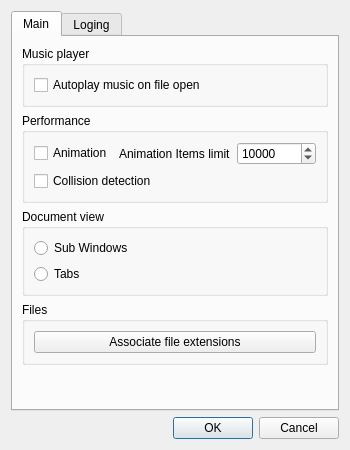
Old version of the form Editor/main_window/appsettings.ui in the repository WohlSoft/Moondust-Project.
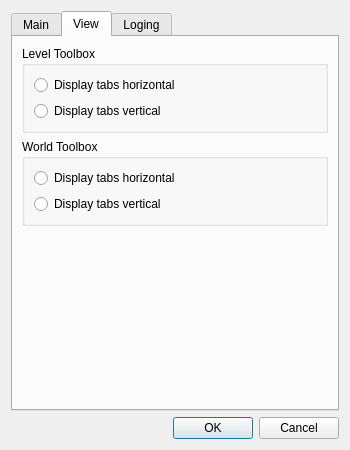
New version of the form. Icons and pictures are not drawn.

Commit message: Add view settings

What changed in the file:
```diff
--- a/Editor/main_window/appsettings.ui
+++ b/Editor/main_window/appsettings.ui
@@ -27,7 +27,7 @@
    <item row="0" column="0">
     <widget class="QTabWidget" name="mainSettings">
      <property name="currentIndex">
-      <number>0</number>
+      <number>1</number>
      </property>
      <widget class="QWidget" name="tabSet">
       <attribute name="title">
@@ -144,6 +144,72 @@
        </item>
       </layout>
      </widget>
+     <widget class="QWidget" name="tabView">
+      <attribute name="title">
+       <string>View</string>
+      </attribute>
+      <layout class="QGridLayout" name="gridLayout_7">
+       <item row="0" column="0">
+        <widget class="QGroupBox" name="groupBox_4">
+         <property name="title">
+          <string>Level Toolbox</string>
+         </property>
+         <layout class="QGridLayout" name="gridLayout_8">
+          <item row="0" column="0">
+           <widget class="QRadioButton" name="LVLToolboxHorizontal">
+            <property name="text">
+             <string>Display tabs horizontal</string>
+            </property>
+           </widget>
+          </item>
+          <item row="1" column="0">
+           <widget class="QRadioButton" name="LVLToolboxVertical">
+            <property name="text">
+             <string>Display tabs vertical</string>
+            </property>
+           </widget>
+          </item>
+         </layout>
+        </widget>
+       </item>
+       <item row="2" column="0">
+        <spacer name="verticalSpacer_3">
+         <property name="orientation">
+          <enum>Qt::Vertical</enum>
+         </property>
+         <property name="sizeHint" stdset="0">
+          <size>
+           <width>20</width>
+           <height>40</height>
+          </size>
+         </property>
+        </spacer>
+       </item>
+       <item row="1" column="0">
+        <widget class="QGroupBox" name="groupBox_5">
+         <property name="title">
+          <string>World Toolbox</string>
+         </property>
+         <layout class="QGridLayout" name="gridLayout_9">
+          <item row="0" column="0">
+           <widget class="QRadioButton" name="WLDToolboxHorizontal">
+            <property name="text">
+             <string>Display tabs horizontal</string>
+            </property>
+           </widget>
+          </item>
+          <item row="1" column="0">
+           <widget class="QRadioButton" name="WLDToolboxVertical">
+            <property name="text">
+             <string>Display tabs vertical</string>
+            </property>
+           </widget>
+          </item>
+         </layout>
+        </widget>
+       </item>
+      </layout>
+     </widget>
      <widget class="QWidget" name="tabLogging">
       <attribute name="title">
        <string>Loging</string>
```
The commit also changes 4 other files.
